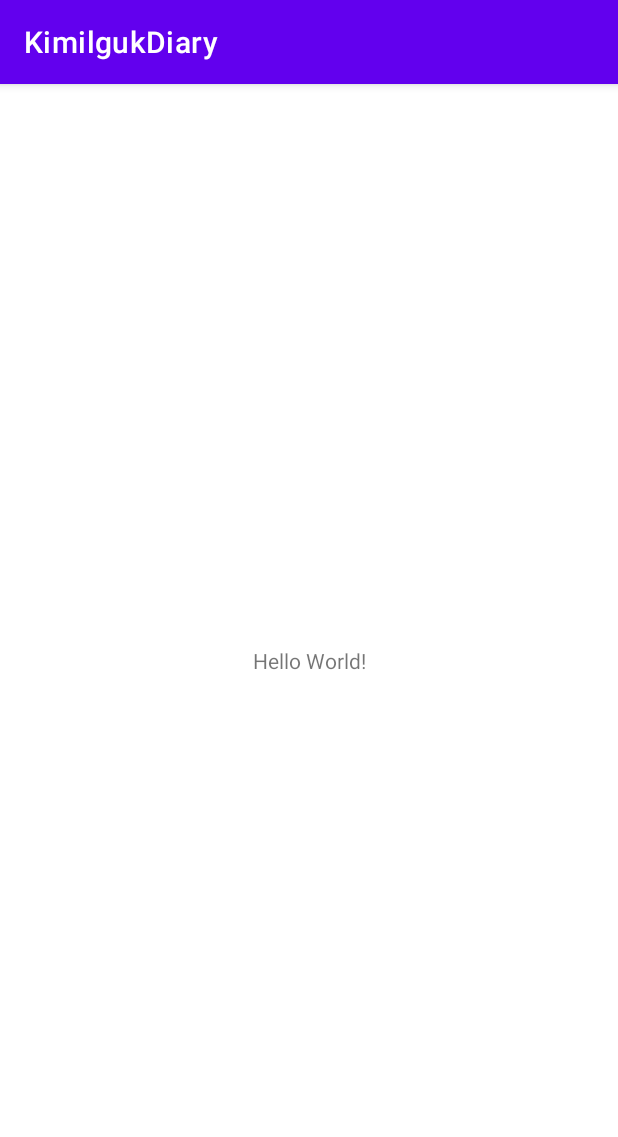
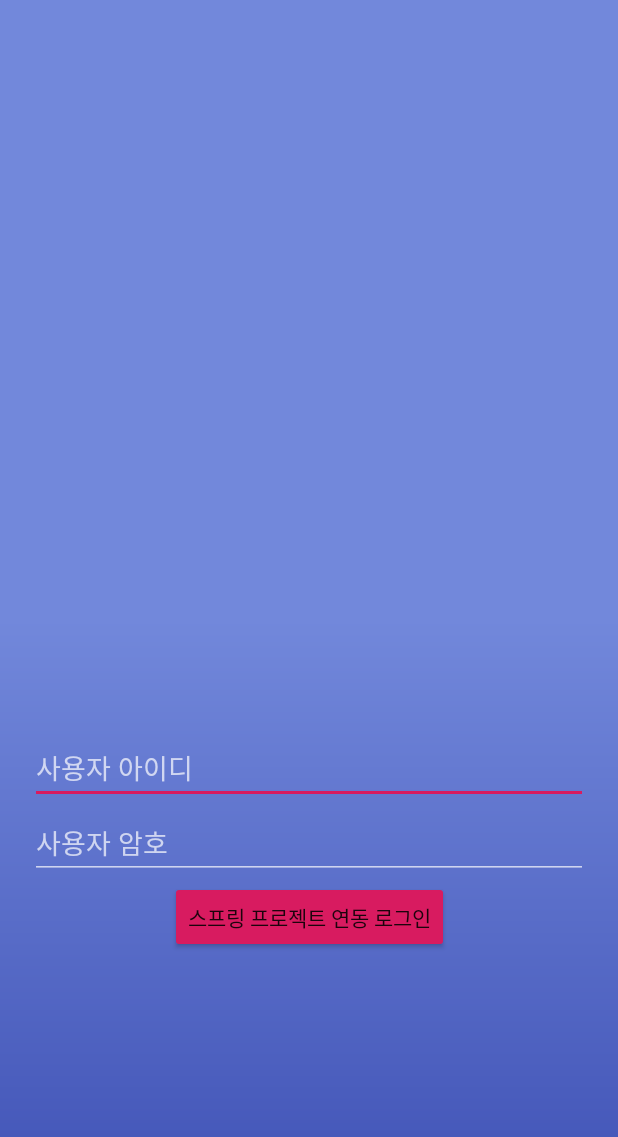
Before and after one commit to miniplugin/KimilgukDiary, an Android app: the screen it shows after launch (MainActivity before the commit, LoginActivity after it), on a phone screen of 412 x 824 dp. Shown: the top 1137 px of the screen. Run offline under Robolectric (Android 15) with nearby library versions, the phone set to English and light mode, and no system bars.

Commit message:
로그인 액티비티 UI 처리

```diff
--- a/app/src/main/AndroidManifest.xml
+++ b/app/src/main/AndroidManifest.xml
@@ -4,18 +4,22 @@
 
     <application
         android:allowBackup="true"
-        android:icon="@mipmap/ic_launcher"
+        android:icon="@drawable/appicon"
         android:label="@string/app_name"
         android:roundIcon="@mipmap/ic_launcher_round"
         android:supportsRtl="true"
-        android:theme="@style/Theme.KimilgukDiary">
-        <activity android:name=".MainActivity">
+        android:theme="@style/AppTheme">
+        <activity
+            android:name=".LoginActivity"
+            android:theme="@style/NoActionBarTheme">
             <intent-filter>
                 <action android:name="android.intent.action.MAIN" />
 
                 <category android:name="android.intent.category.LAUNCHER" />
             </intent-filter>
         </activity>
+        <activity android:name=".MainActivity">
+        </activity>
     </application>
 
 </manifest>
--- /dev/null
+++ b/app/src/main/java/edu/android/kimilgukdiary/LoginActivity.java
@@ -0,0 +1,35 @@
+package edu.android.kimilgukdiary;
+
+import androidx.appcompat.app.AppCompatActivity;
+
+import android.content.Context;
+import android.content.Intent;
+import android.os.Bundle;
+import android.util.Log;
+import android.view.View;
+import android.widget.Button;
+import android.widget.EditText;
+
+public class LoginActivity extends AppCompatActivity {
+    final String TAG = getClass().getSimpleName();
+    Button btnLogin;//멤버(전역)변수 선언
+    EditText editTextID, editTextPassword;
+    @Override
+    protected void onCreate(Bundle savedInstanceState) {
+        super.onCreate(savedInstanceState);
+        setContentView(R.layout.activity_login);//뷰단을 화면에 렌더링
+        btnLogin = findViewById(R.id.btnLogin);
+        editTextID = findViewById(R.id.editTextID);
+        editTextPassword = findViewById(R.id.editTextPassword);
+        //new 익명클래스로 리스너 자동실행
+        btnLogin.setOnClickListener(new View.OnClickListener() {
+            @Override
+            public void onClick(View v) {
+                Log.d(TAG,"로그체크 후 액티비티 띄우기");
+                Intent intent = new Intent(LoginActivity.this,MainActivity.class);
+                startActivity(intent);
+                finish();
+            }
+        });
+    }
+}
--- /dev/null
+++ b/app/src/main/res/drawable/splash_base.xml
@@ -0,0 +1,10 @@
+<?xml version="1.0" encoding="utf-8"?>
+<shape xmlns:android="http://schemas.android.com/apk/res/android">
+    <gradient
+        android:angle="90"
+        android:centerColor="#ff7288db"
+        android:centerY="0.5"
+        android:endColor="#ff7288db"
+        android:startColor="#ff3e50b4" />
+    <corners android:radius="0dp" />
+</shape>
--- /dev/null
+++ b/app/src/main/res/layout/activity_login.xml
@@ -0,0 +1,48 @@
+<?xml version="1.0" encoding="utf-8"?>
+<androidx.constraintlayout.widget.ConstraintLayout xmlns:android="http://schemas.android.com/apk/res/android"
+    xmlns:app="http://schemas.android.com/apk/res-auto"
+    xmlns:tools="http://schemas.android.com/tools"
+    android:layout_width="match_parent"
+    android:layout_height="match_parent"
+    android:background="@drawable/splash_base"
+    android:padding="20dp"
+    tools:context=".LoginActivity">
+
+    <EditText
+        android:id="@+id/editTextID"
+        android:layout_width="0dp"
+        android:layout_height="wrap_content"
+        android:layout_marginTop="200dp"
+        android:ems="10"
+        android:hint="사용자 아이디"
+        android:inputType="textPersonName"
+        app:layout_constraintBottom_toBottomOf="parent"
+        app:layout_constraintEnd_toEndOf="parent"
+        app:layout_constraintStart_toStartOf="parent"
+        app:layout_constraintTop_toTopOf="parent" />
+
+    <EditText
+        android:id="@+id/editTextPassword"
+        android:layout_width="0dp"
+        android:layout_height="wrap_content"
+        android:ems="10"
+        android:hint="사용자 암호"
+        android:inputType="textPassword"
+        app:layout_constraintBottom_toBottomOf="parent"
+        app:layout_constraintEnd_toEndOf="parent"
+        app:layout_constraintStart_toStartOf="parent"
+        app:layout_constraintTop_toBottomOf="@+id/editTextID"
+        app:layout_constraintVertical_bias="0.008" />
+
+    <Button
+        android:id="@+id/btnLogin"
+        style="@style/Widget.AppCompat.Button.Colored"
+        android:layout_width="wrap_content"
+        android:layout_height="wrap_content"
+        android:text="스프링 프로젝트 연동 로그인"
+        app:layout_constraintBottom_toBottomOf="parent"
+        app:layout_constraintEnd_toEndOf="parent"
+        app:layout_constraintStart_toStartOf="parent"
+        app:layout_constraintTop_toBottomOf="@+id/editTextPassword"
+        app:layout_constraintVertical_bias="0.008" />
+</androidx.constraintlayout.widget.ConstraintLayout>
--- a/app/src/main/res/values/colors.xml
+++ b/app/src/main/res/values/colors.xml
@@ -1,5 +1,9 @@
 <?xml version="1.0" encoding="utf-8"?>
 <resources>
+    <color name="colorPrimary">#008577</color>
+    <color name="colorPrimaryDark">#00574b</color>
+    <color name="colorAccent">#d81b60</color>
+
     <color name="purple_200">#FFBB86FC</color>
     <color name="purple_500">#FF6200EE</color>
     <color name="purple_700">#FF3700B3</color>
--- /dev/null
+++ b/app/src/main/res/values/styles.xml
@@ -0,0 +1,18 @@
+<?xml version="1.0" encoding="utf-8"?>
+<resources>
+    <!-- Base application theme. -->
+    <style name="AppTheme" parent="Theme.AppCompat.Light.DarkActionBar">
+        <!-- Customize your theme here. -->
+        <item name="colorPrimary">@color/colorPrimary</item>
+        <item name="colorPrimaryDark">@color/colorPrimaryDark</item>
+        <item name="colorAccent">@color/colorAccent</item>
+    </style>
+
+    <style name="NoActionBarTheme" parent="Theme.AppCompat.NoActionBar">
+        <!-- Customize your theme here. -->
+        <item name="colorPrimary">@color/colorPrimary</item>
+        <item name="colorPrimaryDark">@color/colorPrimaryDark</item>
+        <item name="colorAccent">@color/colorAccent</item>
+    </style>
+
+</resources>
```
Also changed, not shown: 2 other files.
